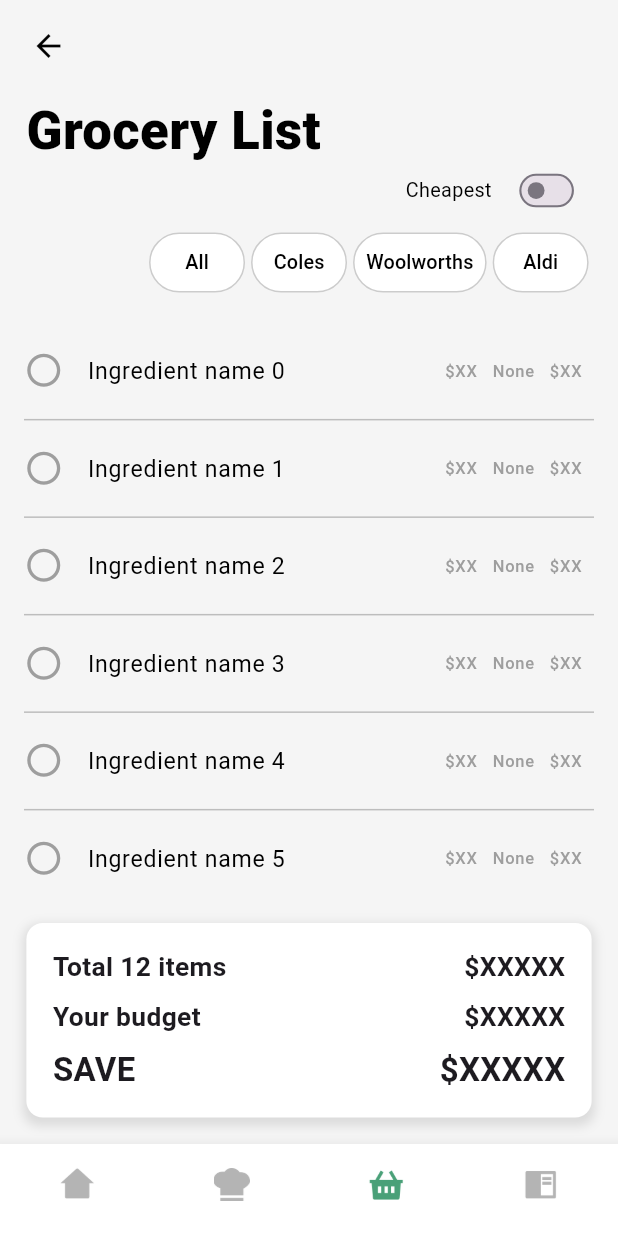
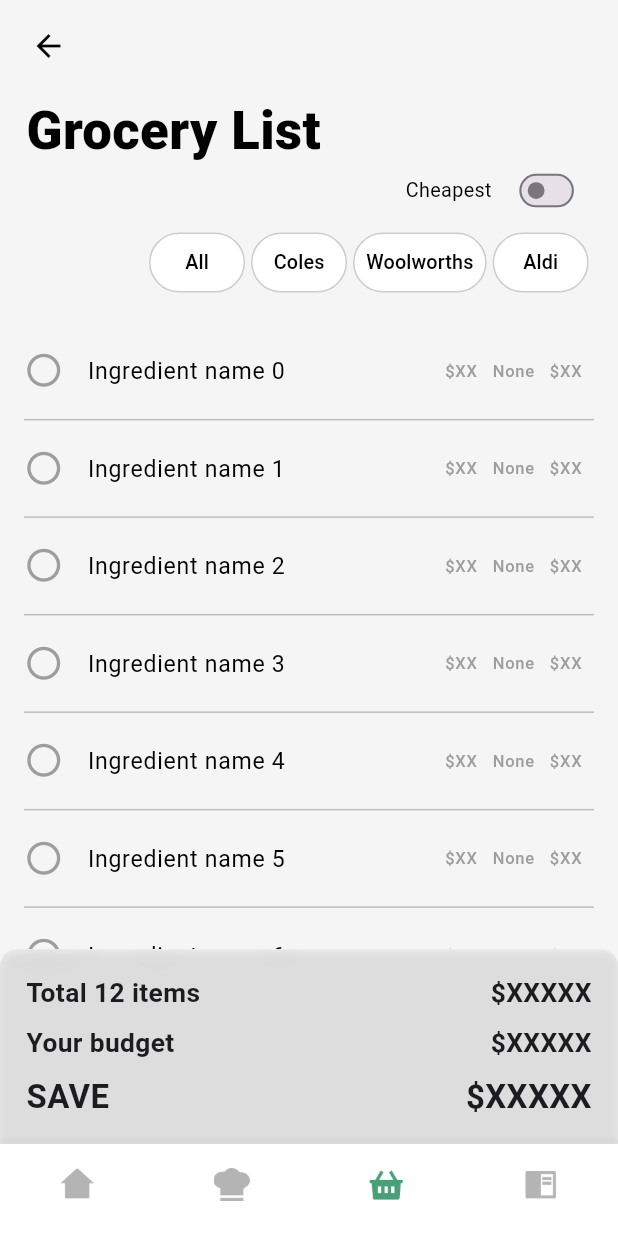
Before and after one commit to aadityayadav17/binarybandits, a Flutter app: the screen it shows once a user with an empty profile is signed in, item 3 of the bottom bar chosen, on a phone screen of 412 x 824 dp. Run offline on Flutter 3.47's test engine with Material 3 defaults, Android fonts, the phone set to English and light mode, and no system bars; our stand-ins replace country_code_picker, dropdown_button2, firebase_auth, firebase_core, firebase_database, google_fonts and 1 more; accounts and stored records are empty.

Commit message:
Grocery List (8/n) - Info Flags 2

```diff
--- a/lib/screens/grocery_list_screen/grocery_list_screen.dart
+++ b/lib/screens/grocery_list_screen/grocery_list_screen.dart
@@ -1,4 +1,5 @@
 import 'package:flutter/material.dart';
+import 'dart:ui';
 import 'package:google_fonts/google_fonts.dart';
 import 'package:binarybandits/screens/home_screen/home_screen.dart';
 import 'package:binarybandits/screens/weekly_menu_screen/weekly_menu_screen.dart';
@@ -268,17 +269,29 @@ class _GroceryListScreenState extends State<GroceryListScreen> {
 
   // Method for the rounded rectangle information box
   Widget buildInfoBox(BuildContext context) {
-    return Padding(
-      padding: EdgeInsets.all(proportionalWidth(context, 16)),
+    return Container(
+      margin:
+          EdgeInsets.only(bottom: 0), // Align with the bottom navigation bar
+      child: ClipRRect(
+        // Clip the blur effect to the rounded corners
+        borderRadius: BorderRadius.only(
+          topLeft: Radius.circular(proportionalWidth(context, 10)),
+          topRight: Radius.circular(proportionalWidth(context, 10)),
+        ),
+        child: BackdropFilter(
+          filter: ImageFilter.blur(sigmaX: 10.0, sigmaY: 10.0), // Apply blur
           child: Container(
             padding: EdgeInsets.symmetric(
               vertical: proportionalHeight(context, 16),
               horizontal: proportionalWidth(context, 16),
             ),
             decoration: BoxDecoration(
-          color: Colors.white, // Background color of the rectangle
-          borderRadius: BorderRadius.circular(
-              proportionalWidth(context, 10)), // Rounded corners
+              color: Colors.white.withOpacity(
+                  0.05), // Semi-transparent color for frosted effect
+              borderRadius: BorderRadius.only(
+                topLeft: Radius.circular(proportionalWidth(context, 10)),
+                topRight: Radius.circular(proportionalWidth(context, 10)),
+              ),
               boxShadow: [
                 BoxShadow(
                   color: Colors.grey.withOpacity(0.3), // Subtle shadow
@@ -351,6 +364,8 @@ class _GroceryListScreenState extends State<GroceryListScreen> {
                   ],
                 ),
               ],
+            ),
+          ),
         ),
       ),
     );
```
Lines whose indentation alone changed are shown as unchanged.
